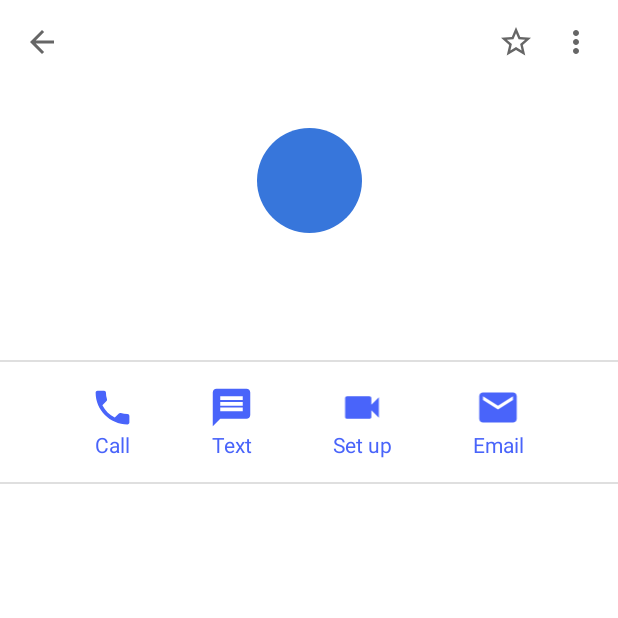
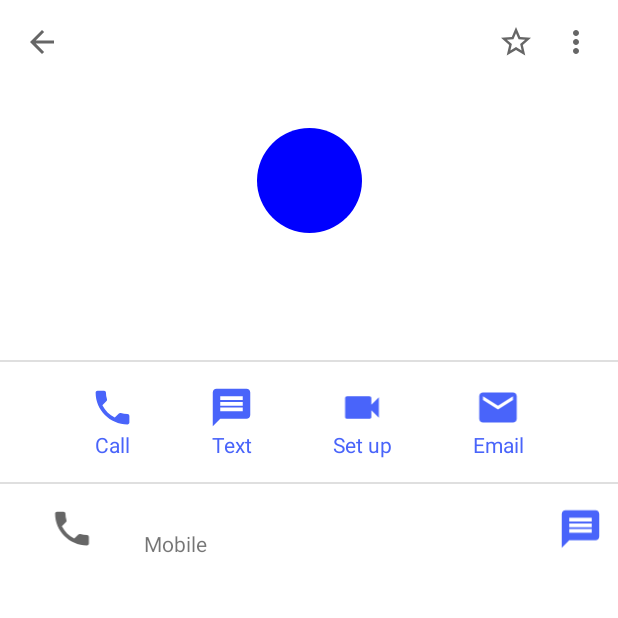
Before and after one commit to Seberyak/Kotlin_Midterm-, an Android app: the ContactDetailedActivity screen opened directly, with no data from a screen before it, on a phone screen of 412 x 824 dp, the top half of it. Run offline under Robolectric (Android 15) with nearby library versions, the phone set to English and light mode, and no system bars; libraries missing offline, so code that uses them is left out: com.github.tamir7.contacts; 1 statement that could not run was skipped.

Commit message:
added design

```diff
--- a/task2/contacts/app/src/main/java/com/cst/contacts/details/ContactDetailedActivity.kt
+++ b/task2/contacts/app/src/main/java/com/cst/contacts/details/ContactDetailedActivity.kt
@@ -1,58 +1,43 @@
 package com.cst.contacts.details
 
+import android.graphics.Color
+import android.graphics.PorterDuff
+import android.graphics.PorterDuffColorFilter
+import android.graphics.drawable.Drawable
+import android.os.Build
 import android.os.Bundle
 import android.view.View
+import android.widget.ImageView
 import android.widget.TextView
 import android.widget.Toast
+import androidx.annotation.RequiresApi
 import androidx.appcompat.app.AppCompatActivity
 import com.cst.contacts.R
 
 
 class ContactDetailedActivity : AppCompatActivity() {
 
+
     override fun onCreate(savedInstanceState: Bundle?) {
         super.onCreate(savedInstanceState)
         setContentView(R.layout.contac_details_layout)
 
         val id = intent.getLongExtra("id", 1)
+        val shapeColor = intent.getIntExtra("shapeColor", Color.BLUE)
         val result = ContactDetailedFragment().getContactById(id)
 
-        findViewById<TextView>(R.id.fistLetterImageId).apply {
-            text = result?.name?.substring(0, 1)
-        }
-        findViewById<TextView>(R.id.usernameId).apply {
-            text = result?.name
-        }
-        findViewById<TextView>(R.id.phoneNumberId).apply {
-            text = result?.phoneNumbers?.get(0)?.number
-        }
+        val shapeImage: ImageView = findViewById(R.id.shapeImageId)
+        shapeImage.setColorFilter(shapeColor)
 
-        findViewById<TextView>(R.id.emailId).apply {
 
-            if (result?.emails?.isNotEmpty()!!) {
-                text = result.emails[0].address
-            }
-        }
+        findViewById<TextView>(R.id.fistLetterImageId).text = result?.name?.substring(0, 1)
+
+
+        findViewById<TextView>(R.id.usernameId).text = result?.name
+
+        findViewById<TextView>(R.id.phoneNumberId).text = result?.phoneNumbers?.get(0)?.number
+
 
     }
 
-    fun back(view: View) {
-        onBackPressed()
-    }
-
-    fun call(view: View) {
-        Toast.makeText(this, "Calling", Toast.LENGTH_SHORT).show()
-    }
-
-    fun message(view: View) {
-        Toast.makeText(this, "Messaging", Toast.LENGTH_SHORT).show()
-    }
-
-    fun email(view: View) {
-        Toast.makeText(this, "Emailing", Toast.LENGTH_SHORT).show()
-    }
-
-    fun videoCall(view: View) {
-        Toast.makeText(this, "Video Calling", Toast.LENGTH_SHORT).show()
-    }
 }
--- a/task2/contacts/app/src/main/res/drawable/imagestyle.xml
+++ b/task2/contacts/app/src/main/res/drawable/imagestyle.xml
@@ -1,4 +1,4 @@
 <shape xmlns:android="http://schemas.android.com/apk/res/android">
-    <solid android:color="#3776db" />
+    <solid android:color="#3776db"/>
     <corners android:radius="500dp" />
 </shape>
--- a/task2/contacts/app/src/main/res/layout/contac_details_layout.xml
+++ b/task2/contacts/app/src/main/res/layout/contac_details_layout.xml
@@ -13,20 +13,40 @@
         android:layout_height="240dp"
         tools:ignore="MissingConstraints">
 
+
+        <androidx.constraintlayout.widget.ConstraintLayout
+            android:layout_width="70dp"
+            android:layout_height="70dp"
+            app:layout_constraintBottom_toBottomOf="parent"
+            app:layout_constraintEnd_toEndOf="parent"
+            app:layout_constraintStart_toStartOf="parent"
+            app:layout_constraintTop_toTopOf="parent">
+
+            <ImageView
+                android:layout_width="match_parent"
+                android:layout_height="match_parent"
+                android:id="@+id/shapeImageId"
+                app:srcCompat="@drawable/imagestyle"
+                android:contentDescription="@string/todo" />
+
             <TextView
                 android:id="@+id/fistLetterImageId"
-            android:layout_width="70dp"
-            android:layout_height="70dp"
-            android:background="@drawable/imagestyle"
+                android:layout_width="match_parent"
+                android:layout_height="match_parent"
                 android:gravity="center"
                 android:text="@string/a"
-            android:textColor="#FFFFFF"
+                android:textColor="#ffffff"
                 android:textSize="40sp"
                 app:layout_constraintBottom_toBottomOf="parent"
                 app:layout_constraintEnd_toEndOf="parent"
+                app:layout_constraintHorizontal_bias="0.0"
                 app:layout_constraintStart_toStartOf="parent"
                 app:layout_constraintTop_toTopOf="parent"
+                app:layout_constraintVertical_bias="0.0"
                 tools:ignore="MissingConstraints" />
+
+        </androidx.constraintlayout.widget.ConstraintLayout>
+
 
         <TextView
             android:id="@+id/usernameId"
@@ -50,7 +70,7 @@
             app:layout_constraintStart_toStartOf="parent"
             app:layout_constraintTop_toTopOf="parent"
             app:srcCompat="@drawable/ic_arrow_back"
-            android:contentDescription="TODO" />
+            android:contentDescription="@string/todo" />
 
         <ImageView
             android:id="@+id/imageView2"
@@ -61,7 +81,7 @@
             app:layout_constraintEnd_toStartOf="@+id/imageView3"
             app:layout_constraintTop_toTopOf="parent"
             app:srcCompat="@drawable/ic_star"
-            android:contentDescription="TODO" />
+            android:contentDescription="@string/todo" />
 
         <ImageView
             android:id="@+id/imageView3"
@@ -72,7 +92,7 @@
             app:layout_constraintEnd_toEndOf="parent"
             app:layout_constraintTop_toTopOf="parent"
             app:srcCompat="@drawable/ic_three_dots"
-            android:contentDescription="TODO" />
+            android:contentDescription="@string/todo" />
 
     </androidx.constraintlayout.widget.ConstraintLayout>
 
@@ -108,14 +128,16 @@
                 android:layout_height="wrap_content"
                 android:layout_gravity="center"
                 android:layout_weight="1"
-                android:orientation="vertical">
+                android:orientation="vertical"
+                tools:ignore="UseCompoundDrawables">
 
                 <ImageView
                     android:id="@+id/imageView4"
                     android:layout_width="match_parent"
                     android:layout_height="30dp"
                     app:srcCompat="@drawable/ic_phone"
-                    app:tint="#4964FA" />
+                    app:tint="#4964FA"
+                    android:contentDescription="@string/todo" />
 
                 <TextView
                     android:id="@+id/textView"
@@ -131,14 +153,16 @@
                 android:layout_height="wrap_content"
                 android:layout_weight="1"
                 android:layout_gravity="center"
-                android:orientation="vertical">
+                android:orientation="vertical"
+                tools:ignore="UseCompoundDrawables">
 
                 <ImageView
                     android:id="@+id/imageView5"
                     android:layout_width="match_parent"
                     android:layout_height="30dp"
                     app:srcCompat="@drawable/ic_message"
-                    app:tint="#4964FA" />
+                    app:tint="#4964FA"
+                    android:contentDescription="@string/todo" />
 
                 <TextView
                     android:id="@+id/textView2"
@@ -154,14 +178,16 @@
                 android:layout_height="wrap_content"
                 android:layout_weight="1"
                 android:layout_gravity="center"
-                android:orientation="vertical">
+                android:orientation="vertical"
+                tools:ignore="UseCompoundDrawables">
 
                 <ImageView
                     android:id="@+id/imageView6"
                     android:layout_width="match_parent"
                     android:layout_height="30dp"
                     app:srcCompat="@drawable/ic_video"
-                    app:tint="#4964FA" />
+                    app:tint="#4964FA"
+                    android:contentDescription="@string/todo" />
 
                 <TextView
                     android:id="@+id/textView3"
@@ -177,14 +203,16 @@
                 android:layout_height="wrap_content"
                 android:layout_weight="1"
                 android:layout_gravity="center"
-                android:orientation="vertical">
+                android:orientation="vertical"
+                tools:ignore="UseCompoundDrawables">
 
                 <ImageView
                     android:id="@+id/imageView7"
                     android:layout_width="match_parent"
                     android:layout_height="30dp"
                     app:srcCompat="@drawable/ic_email"
-                    app:tint="#4964FA" />
+                    app:tint="#4964FA"
+                    android:contentDescription="@string/todo" />
 
                 <TextView
                     android:id="@+id/textView4"
@@ -208,23 +236,55 @@
         app:layout_constraintTop_toBottomOf="@+id/constraintLayout2"
         tools:layout_editor_absoluteX="3dp" />
 
+    <LinearLayout
+        android:layout_width="match_parent"
+        android:layout_height="60dp"
+        android:orientation="horizontal"
+        app:layout_constraintTop_toBottomOf="@+id/view2"
+        tools:layout_editor_absoluteX="0dp">
+
+        <ImageView
+            android:id="@+id/imageView8"
+            android:layout_width="30dp"
+            android:layout_height="30dp"
+            android:layout_gravity="center_vertical"
+            android:layout_weight="1"
+            app:srcCompat="@drawable/ic_phone"
+            android:contentDescription="@string/todo" />
+
+        <LinearLayout
+            android:layout_width="wrap_content"
+            android:layout_height="match_parent"
+            android:layout_weight="1"
+            android:gravity="center_vertical"
+            android:minWidth="200dp"
+            android:orientation="vertical">
+
             <TextView
                 android:id="@+id/phoneNumberId"
-        android:layout_width="wrap_content"
+                android:layout_width="match_parent"
                 android:layout_height="wrap_content"
-        android:layout_marginStart="44dp"
-        android:layout_marginTop="296dp"
-        app:layout_constraintStart_toStartOf="parent"
-        app:layout_constraintTop_toBottomOf="@+id/view"
-        tools:ignore="MissingConstraints,UnknownId" />
+                android:text="@string/phone_number" />
 
             <TextView
-        android:id="@+id/emailId"
-        android:layout_width="wrap_content"
-        android:layout_height="40dp"
-        android:layout_marginTop="52dp"
-        app:layout_constraintTop_toBottomOf="@+id/phoneNumberId"
-        tools:ignore="MissingConstraints,UnknownId"
-        tools:layout_editor_absoluteX="44dp" />
+                android:id="@+id/textView6"
+                android:layout_width="match_parent"
+                android:layout_height="wrap_content"
+                android:text="@string/phone_number_type" />
+        </LinearLayout>
+
+        <ImageView
+            android:id="@+id/imageView9"
+            android:layout_width="30dp"
+            android:layout_height="match_parent"
+            android:layout_marginStart="10dp"
+            android:layout_marginEnd="10dp"
+            app:srcCompat="@drawable/ic_message"
+            app:tint="#4964FA"
+            android:contentDescription="@string/todo" />
+
+    </LinearLayout>
+
+
 
 </androidx.constraintlayout.widget.ConstraintLayout>
--- a/task2/contacts/app/src/main/res/values/strings.xml
+++ b/task2/contacts/app/src/main/res/values/strings.xml
@@ -6,4 +6,11 @@
     <string name="textText">Text</string>
     <string name="setupText">Set up</string>
     <string name="emailText">Email</string>
+    <string name="phone_number">551 11 12 46</string>
+    <string name="phone_number_type">Mobile</string>
+    <string name="mainFistLetter">A</string>
+    <string name="mainshapeimage">mainShapeImage</string>
+    <string name="todo">TODO</string>
+
+
 </resources>
```
Also changed, not shown: task2/contacts/app/src/main/java/com/cst/contacts/contacts/Adapter.kt (+15 -3 lines), task2/contacts/app/src/main/res/layout/lsit_layout.xml (+33 -11 lines). Lines whose indentation alone changed are shown as unchanged.
